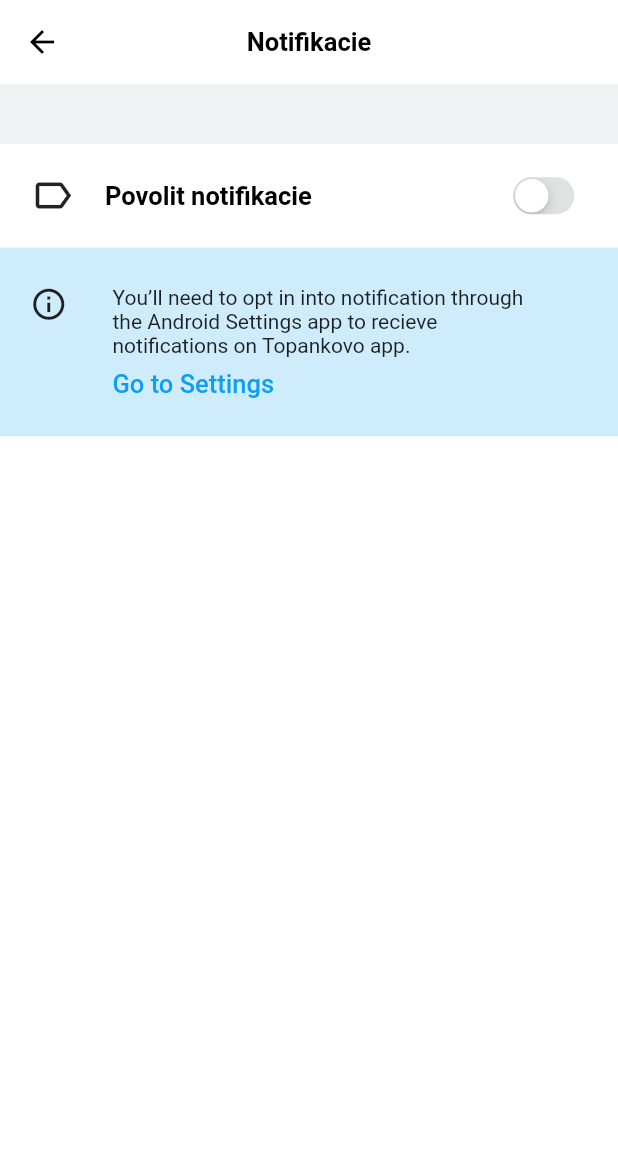
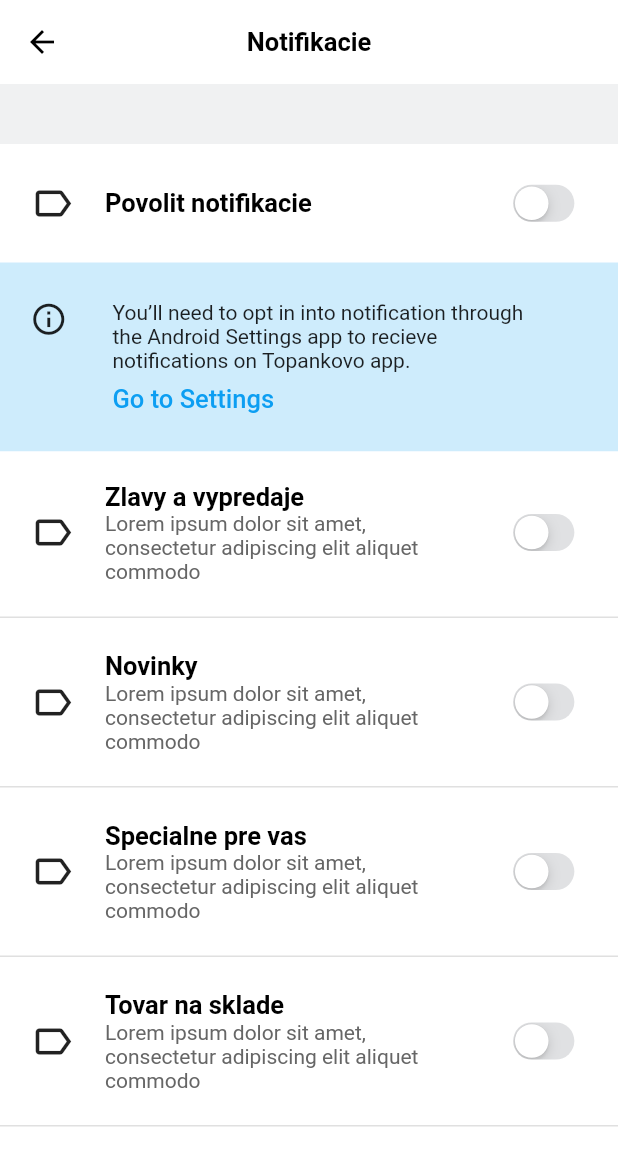
Before and after one commit to JakubPatrik/android_to_flutter_notifications, a Flutter app: the screen it shows after launch, on a phone screen of 412 x 824 dp. Shown: the top 1166 px of the screen. Run offline on Flutter 3.47's test engine with Material 2 defaults, Android fonts, the phone set to English and light mode, and no system bars; our stand-ins replace firebase_messaging, flutter_local_notifications; accounts and stored records are empty.

Commit message:
added ui from figma

```diff
--- a/lib/home.dart
+++ b/lib/home.dart
@@ -1,3 +1,5 @@
+import 'dart:io';
+
 import 'package:battery_plugin/notification_bloc.dart';
 import 'package:flutter/cupertino.dart';
 import 'package:flutter/material.dart';
@@ -43,6 +45,15 @@ class _MyHomePageState extends State<MyHomePage> {
     fontWeight: FontWeight.w700,
   );
 
+  List<String> texts = [
+    "Zlavy a vypredaje",
+    "Novinky",
+    "Specialne pre vas",
+    "Tovar na sklade"
+  ];
+
+  final String os = Platform.isAndroid ? "Android" : "iOS";
+
   @override
   Widget build(BuildContext context) {
     return Scaffold(
@@ -60,22 +71,21 @@ class _MyHomePageState extends State<MyHomePage> {
         ),
         backgroundColor: Colors.white,
       ),
-      body: Stack(children: [
-        Column(
-          children: [
+      body: ListView(children: [
         Container(
           color: Color.fromRGBO(234, 235, 237, 0.7),
           height: 40,
         ),
         buildSwitchTile(
           "Povolit notifikacie",
+          "",
           () => _subscribeToTopic("topic"),
           () => _unsubscribeFromTopic("topic"),
-                _allowNotifications),
+          _allowNotifications,
+        ),
         Container(
             color: Color.fromRGBO(12, 158, 242, 0.2),
-                padding:
-                    const EdgeInsets.symmetric(horizontal: 20, vertical: 25),
+            padding: const EdgeInsets.symmetric(horizontal: 20, vertical: 25),
             child: Row(
                 mainAxisAlignment: MainAxisAlignment.spaceBetween,
                 crossAxisAlignment: CrossAxisAlignment.start,
@@ -91,7 +101,7 @@ class _MyHomePageState extends State<MyHomePage> {
                       crossAxisAlignment: CrossAxisAlignment.start,
                       children: [
                         Text(
-                              "You’ll need to opt in into notification through the Android Settings app to recieve notifications on Topankovo app.",
+                          "You’ll need to opt in into notification through the $os Settings app to recieve notifications on Topankovo app.",
                           style: TextStyle(
                             fontSize: 14,
                             fontWeight: FontWeight.w400,
@@ -102,17 +112,28 @@ class _MyHomePageState extends State<MyHomePage> {
                         ),
                         GestureDetector(
                           onTap: () => _showNotificationCenter(),
-                              child: Text("Go to Settings",
+                          child: Text(
+                            "Go to Settings",
                             style: TextStyle(
                               fontSize: 17,
                               fontWeight: FontWeight.w500,
-                                      color: Color(0xff0c9ef2))),
+                              color: Color(0xff0c9ef2),
+                            ),
+                          ),
                         ),
                       ],
                     ),
                   )),
                 ])),
-          ],
+        ...List.generate(
+          4,
+          (index) => buildSwitchTile(
+            texts[index],
+            "Lorem ipsum dolor sit amet, consectetur adipiscing elit aliquet commodo",
+            () {},
+            () {},
+            _allowNotifications,
+          ),
         ),
         StreamBuilder(
             stream: NotificationsBloc.instance.notificationStream,
@@ -126,10 +147,13 @@ class _MyHomePageState extends State<MyHomePage> {
   }
 
   Container buildSwitchTile(
-      String text, Function fyes, Function fno, bool show) {
+      String text, String desc, Function fyes, Function fno, bool show) {
     return Container(
       color: Colors.white,
-      padding: const EdgeInsets.symmetric(horizontal: 20, vertical: 15),
+      child: Column(
+        children: [
+          Padding(
+            padding: const EdgeInsets.symmetric(horizontal: 20, vertical: 20),
             child: Row(
               mainAxisAlignment: MainAxisAlignment.spaceBetween,
               children: [
@@ -141,9 +165,30 @@ class _MyHomePageState extends State<MyHomePage> {
                   width: 20,
                 ),
                 Expanded(
-              child: Text(
+                    child: Padding(
+                  padding: const EdgeInsets.only(right: 15),
+                  child: desc != ""
+                      ? Column(
+                          crossAxisAlignment: CrossAxisAlignment.start,
+                          children: [
+                            Text(
                               text,
                               style: kText,
+                            ),
+                            Text(
+                              desc,
+                              style: TextStyle(
+                                fontWeight: FontWeight.w400,
+                                fontSize: 14,
+                                color: Color(0xff666666),
+                              ),
+                            ),
+                          ],
+                        )
+                      : Text(
+                          text,
+                          style: kText,
+                        ),
                 )),
                 Transform.scale(
                   scale: 0.8,
@@ -164,6 +209,14 @@ class _MyHomePageState extends State<MyHomePage> {
                 )
               ],
             ),
+          ),
+          if (desc != "")
+            Divider(
+              height: 5,
+              thickness: 1,
+            ),
+        ],
+      ),
     );
   }
 }
```
Lines whose indentation alone changed are shown as unchanged.
